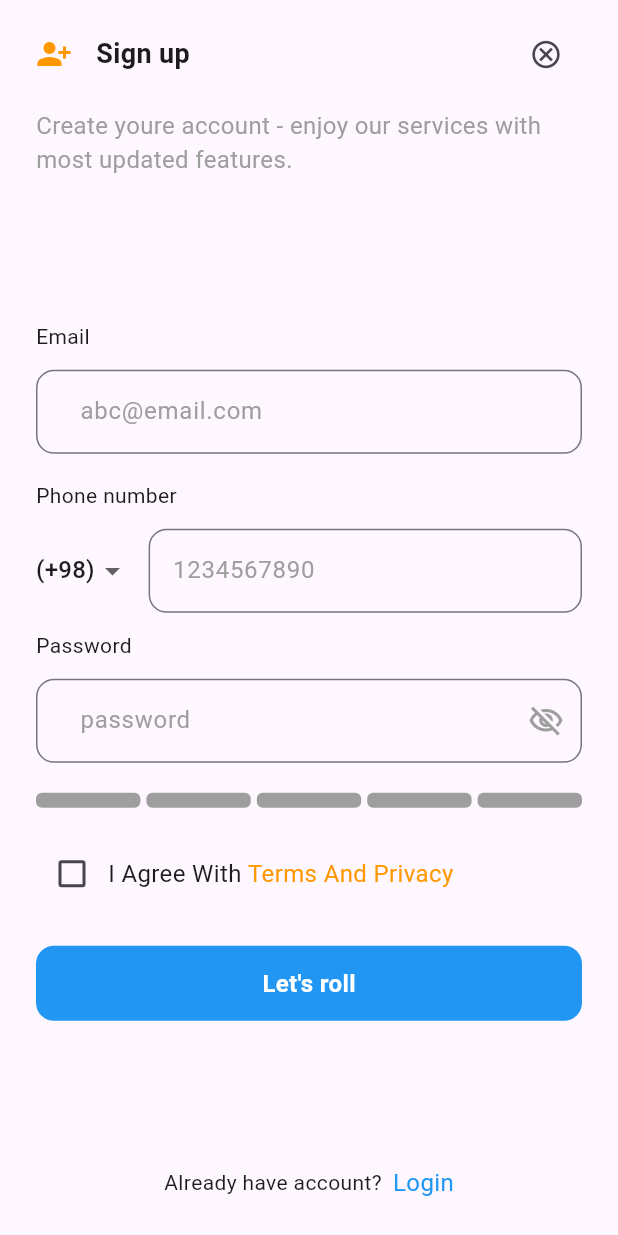
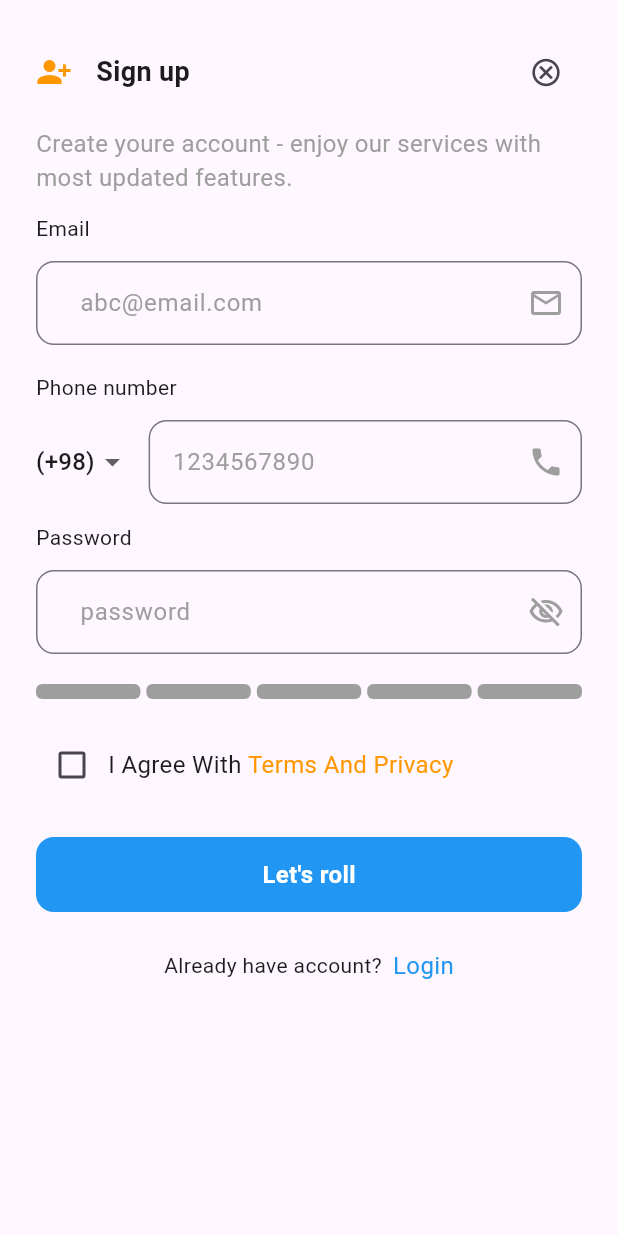
Before and after one commit to alli2729/new_app, a Flutter app: the screen it shows after launch, after a tap on "Login", after a tap on "Sign up", on a phone screen of 412 x 824 dp. Run offline on Flutter 3.47's test engine with Material 3 defaults, Android fonts, the phone set to English and light mode, and no system bars; our stand-ins replace get.

Commit message:
fixed functionalities

```diff
--- a/lib/main.dart
+++ b/lib/main.dart
@@ -1,7 +1,14 @@
 import 'package:flutter/material.dart';
+import 'package:flutter/services.dart';
 
 import 'src/app.dart';
 
 void main() {
+  SystemChrome.setSystemUIOverlayStyle(
+    const SystemUiOverlayStyle(
+      statusBarColor: Colors.white,
+      statusBarIconBrightness: Brightness.dark,
+    ),
+  );
   runApp(const App());
 }
--- a/lib/src/infrastructure/common/database.dart
+++ b/lib/src/infrastructure/common/database.dart
@@ -13,22 +13,9 @@ class Database {
       name: 'Ali Karimi',
       email: 'a.karimi2729@gmail.com',
       number: '09170502729',
+      password: 'H.k.g.97311379',
       imageUrl: '',
       messeges: [],
     ),
-    Account(
-      name: 'Sina Rezaei',
-      email: 'sinarezaei@gmail.com',
-      number: '09010816961',
-      imageUrl: '',
-      messeges: ['hello', 'sup dude'],
-    ),
-    Account(
-      name: 'Mmd Karimi',
-      email: 'mmdkarimi@gmail.com',
-      number: '09383529714',
-      imageUrl: '',
-      messeges: ['hello', 'sup dude', 'bro', 'heyyyy'],
-    ),
   ];
 }
--- a/lib/src/infrastructure/common/models/account.dart
+++ b/lib/src/infrastructure/common/models/account.dart
@@ -4,6 +4,7 @@ class Account {
   final String imageUrl;
   final List<String> messeges;
   final String number;
+  final String password;
 
   Account({
     required this.name,
@@ -11,5 +12,6 @@ class Account {
     required this.imageUrl,
     required this.messeges,
     required this.number,
+    required this.password,
   });
 }
--- a/lib/src/pages/accounts/views/accounts_view.dart
+++ b/lib/src/pages/accounts/views/accounts_view.dart
@@ -15,7 +15,7 @@ class AccountsView extends GetView<AccountsController> {
 
   Widget _body() {
     return Padding(
-      padding: const EdgeInsets.symmetric(horizontal: 24.0, vertical: 12),
+      padding: const EdgeInsets.symmetric(horizontal: 24.0, vertical: 24),
       child: Column(
         children: [
           _appBar(),
--- a/lib/src/pages/login/controllers/login_controller.dart
+++ b/lib/src/pages/login/controllers/login_controller.dart
@@ -1,6 +1,7 @@
 import 'package:flutter/material.dart';
 import 'package:get/get.dart';
-import 'package:new_app/src/infrastructure/routes/route_names.dart';
+import '../../../infrastructure/common/database.dart';
+import '../../../infrastructure/routes/route_names.dart';
 
 class LoginController extends GetxController {
   final formKey = GlobalKey<FormState>();
@@ -27,9 +28,7 @@ class LoginController extends GetxController {
     return null;
   }
 
-  void toggle() {
-    isObscure.toggle();
-  }
+  void toggle() => isObscure.toggle();
 
   void rememberToggle(bool? value) {
     value = isRemember.value;
@@ -40,12 +39,35 @@ class LoginController extends GetxController {
     Get.toNamed(RouteNames.forgot);
   }
 
-  void onSignup() {
-    Get.toNamed(RouteNames.signup);
+  void onSignup() async {
+    final result = await Get.toNamed(RouteNames.signup);
+    if (result != null) {
+      emailController.text = result[0];
+      passwordController.text = result[1];
+    }
   }
 
   void onLogin() {
-    if (formKey.currentState?.validate() ?? false) {}
+    if (formKey.currentState?.validate() ?? false) {
+      bool isfound = Database.accounts.any(
+        (acc) =>
+            (acc.email == emailController.text) &&
+            (acc.password == passwordController.text),
+      );
+
+      (isfound)
+          ? Get.offNamed(RouteNames.home)
+          : Get.showSnackbar(
+              GetSnackBar(
+                margin: const EdgeInsets.all(12),
+                borderRadius: 8,
+                duration: const Duration(seconds: 2),
+                isDismissible: true,
+                message: 'User not found !',
+                backgroundColor: Colors.red.shade200,
+              ),
+            );
+    }
   }
 
   // other ways to login
--- a/lib/src/pages/login/views/login_view.dart
+++ b/lib/src/pages/login/views/login_view.dart
@@ -18,14 +18,15 @@ class LoginView extends GetView<LoginController> {
     return Form(
       key: controller.formKey,
       child: Padding(
-        padding: const EdgeInsets.symmetric(horizontal: 24.0, vertical: 12),
+        padding: const EdgeInsets.symmetric(horizontal: 24.0, vertical: 24),
+        child: SingleChildScrollView(
           child: Column(
             crossAxisAlignment: CrossAxisAlignment.start,
             children: [
               _appBar(),
               const SizedBox(height: 12),
               _welcomeText(),
-            const Spacer(),
+              const SizedBox(height: 24),
               _emailText(),
               const SizedBox(height: 12),
               _emailField(),
@@ -41,9 +42,10 @@ class LoginView extends GetView<LoginController> {
               _orText(),
               const SizedBox(height: 12),
               _otherRow(),
-            const Spacer(),
+              const SizedBox(height: 24),
               _noAccount(),
             ],
+          ),
         ),
       ),
     );
@@ -224,10 +226,10 @@ class LoginView extends GetView<LoginController> {
   Widget _passwordField() {
     return Obx(
       () => TextFormField(
+        obscuringCharacter: '*',
         obscureText: controller.isObscure.value,
         controller: controller.passwordController,
         validator: controller.passwordValidor,
-        autovalidateMode: AutovalidateMode.onUserInteraction,
         keyboardType: TextInputType.visiblePassword,
         decoration: InputDecoration(
           prefixText: '   ',
@@ -258,9 +260,9 @@ class LoginView extends GetView<LoginController> {
     return TextFormField(
       controller: controller.emailController,
       validator: controller.emailValidor,
-      autovalidateMode: AutovalidateMode.onUserInteraction,
       keyboardType: TextInputType.emailAddress,
       decoration: InputDecoration(
+        suffixIcon: const Icon(Icons.email_outlined, color: Colors.grey),
         prefixText: '   ',
         hintText: 'abc@email.com',
         hintStyle: const TextStyle(color: Colors.grey),
--- a/lib/src/pages/signup/views/signup_view.dart
+++ b/lib/src/pages/signup/views/signup_view.dart
@@ -15,14 +15,17 @@ class SignupView extends GetView<SignupController> {
 
   Widget _body() {
     return Padding(
-      padding: const EdgeInsets.symmetric(horizontal: 24.0, vertical: 12),
+      padding: const EdgeInsets.symmetric(horizontal: 24.0, vertical: 24),
+      child: Form(
+        key: controller.formKey,
+        child: SingleChildScrollView(
           child: Column(
             crossAxisAlignment: CrossAxisAlignment.start,
             children: [
               _appBar(),
               const SizedBox(height: 12),
               _signupText(),
-          const Spacer(),
+              const SizedBox(height: 12),
               _emailText(),
               const SizedBox(height: 12),
               _emailField(),
@@ -40,10 +43,12 @@ class SignupView extends GetView<SignupController> {
               _agreement(),
               const SizedBox(height: 24),
               _signinButton(),
-          const Spacer(),
+              const SizedBox(height: 24),
               _haveAccount(),
               const SizedBox(height: 12),
             ],
+          ),
+        ),
       ),
     );
   }
@@ -125,12 +130,12 @@ class SignupView extends GetView<SignupController> {
   Widget _passwordField() {
     return Obx(
       () => TextFormField(
+        obscuringCharacter: '*',
         onChanged: controller.passValue,
         obscureText: controller.isObscure.value,
         controller: controller.passwordController,
         keyboardType: TextInputType.visiblePassword,
         validator: controller.passwordValidor,
-        autovalidateMode: AutovalidateMode.onUserInteraction,
         decoration: InputDecoration(
           prefixText: '   ',
           suffixIcon: GestureDetector(
@@ -177,9 +182,10 @@ class SignupView extends GetView<SignupController> {
           child: TextFormField(
             maxLength: 10,
             controller: controller.phoneController,
-            autovalidateMode: AutovalidateMode.onUserInteraction,
+            validator: controller.phoneValidator,
             keyboardType: TextInputType.phone,
             decoration: InputDecoration(
+              suffixIcon: const Icon(Icons.phone, color: Colors.grey),
               counterText: '',
               hintText: '1234567890',
               hintStyle: const TextStyle(color: Colors.grey),
@@ -204,9 +210,9 @@ class SignupView extends GetView<SignupController> {
     return TextFormField(
       controller: controller.emailController,
       validator: controller.emailValidor,
-      autovalidateMode: AutovalidateMode.onUserInteraction,
       keyboardType: TextInputType.emailAddress,
       decoration: InputDecoration(
+        suffixIcon: const Icon(Icons.email_outlined, color: Colors.grey),
         prefixText: '   ',
         hintText: 'abc@email.com',
         hintStyle: const TextStyle(color: Colors.grey),
--- a/lib/src/pages/splash_screen/views/splash_view.dart
+++ b/lib/src/pages/splash_screen/views/splash_view.dart
@@ -10,8 +10,16 @@ class SplashView extends GetView<SplashController> {
     controller.wait();
     return const Scaffold(
       body: Center(
-        child: CircularProgressIndicator(
-          color: Colors.blue,
+        child: Column(
+          mainAxisAlignment: MainAxisAlignment.center,
+          children: [
+            CircularProgressIndicator(
+              color: Colors.blue,
+              backgroundColor: Colors.orange,
+            ),
+            SizedBox(height: 24),
+            Text('Loading ...', style: TextStyle(fontWeight: FontWeight.bold)),
+          ],
         ),
       ),
     );
```
Also changed, not shown: lib/src/pages/forgot_password/views/forgot_view.dart (+5 -3 lines), lib/src/pages/signup/controllers/signup_controller.dart (+56 -3 lines). Lines whose indentation alone changed are shown as unchanged.
